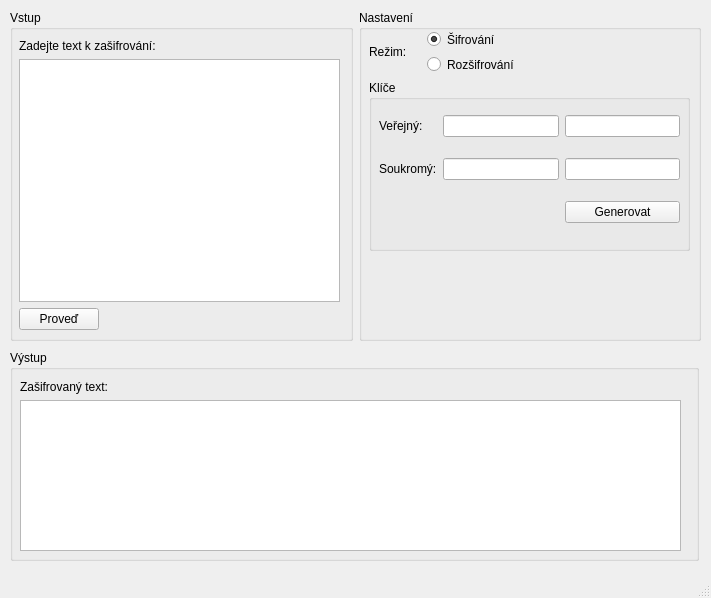
Qt form ui/main.ui (Lerbiq/RSA) before a commit.
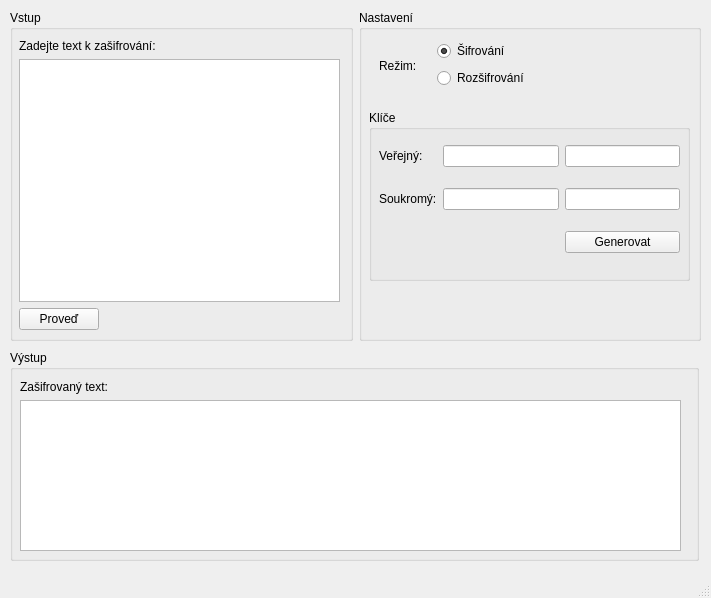
The same form after that commit. Icons and pictures are not drawn.

Diff of the .ui file:
```diff
--- a/ui/main.ui
+++ b/ui/main.ui
@@ -100,10 +100,10 @@
          <widget class="QWidget" name="horizontalLayoutWidget">
           <property name="geometry">
            <rect>
-            <x>10</x>
-            <y>20</y>
+            <x>20</x>
+            <y>30</y>
             <width>151</width>
-            <height>44</height>
+            <height>51</height>
            </rect>
           </property>
           <layout class="QHBoxLayout" name="horizontalLayout_2">
@@ -144,7 +144,7 @@
           <property name="geometry">
            <rect>
             <x>10</x>
-            <y>70</y>
+            <y>100</y>
             <width>321</width>
             <height>171</height>
            </rect>
```
Left out of the diff: 54 changed lines with no effect on the pictures.
